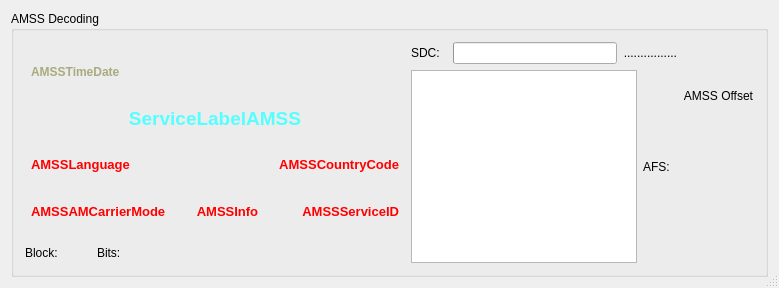
The window that common/GUI-QT/AMSSDlg.ui (Drm-tools/dream-legacy) describes before a commit, drawn with Qt 5.
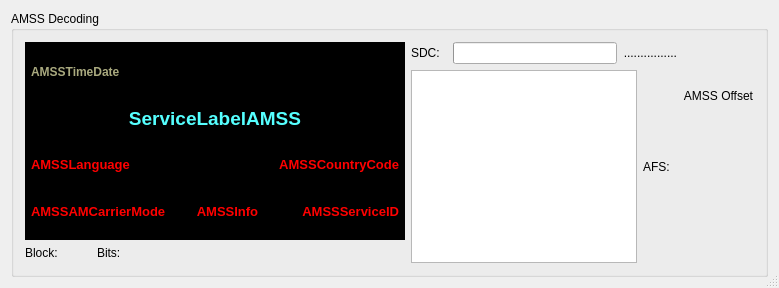
The same window after the commit. Custom widgets are drawn as their Qt base class.

What changed in the file:
```diff
--- a/common/GUI-QT/AMSSDlg.ui
+++ b/common/GUI-QT/AMSSDlg.ui
@@ -462,6 +462,9 @@
             </disabled>
            </palette>
           </property>
+          <property name="styleSheet" >
+           <string notr="true" >background: black</string>
+          </property>
           <property name="frameShape" >
            <enum>QFrame::NoFrame</enum>
           </property>
```
